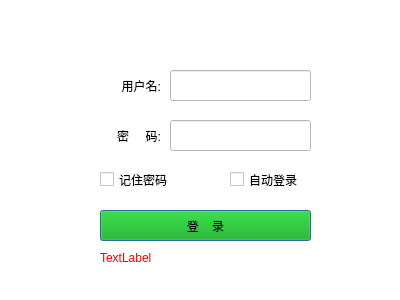
Before: the Qt Designer form ui/login.ui in liuxiansheng0501/TongmingClient, drawn with Qt 5.
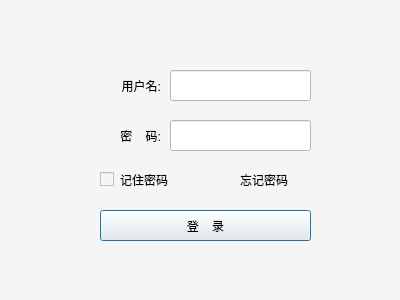
After: the same form once the commit is applied. Icons and pictures are not drawn.

```diff
--- a/ui/login.ui
+++ b/ui/login.ui
@@ -10,15 +10,22 @@
     <height>300</height>
    </rect>
   </property>
+  <property name="focusPolicy">
+   <enum>Qt::NoFocus</enum>
+  </property>
   <property name="windowTitle">
-   <string>北京同明眼科专家</string>
+   <string>儿童眼保健检查系统</string>
   </property>
   <property name="windowIcon">
    <iconset>
     <normaloff>../../../../../myself/项目/朱总(北京同明眼科)/png/timg.jpg</normaloff>../../../../../myself/项目/朱总(北京同明眼科)/png/timg.jpg</iconset>
   </property>
+  <property name="toolTip">
+   <string>请联系本医院管理员</string>
+  </property>
   <property name="styleSheet">
-   <string notr="true">background-color: rgb(255, 255, 255);</string>
+   <string notr="true">background-color: rgb(245, 245, 245);
+border-color: rgb(245, 245, 245);</string>
   </property>
   <widget class="QLabel" name="username">
    <property name="geometry">
@@ -30,7 +37,7 @@
     </rect>
    </property>
    <property name="styleSheet">
-    <string notr="true">font: 12pt &quot;Agency FB&quot;;</string>
+    <string notr="true">font: 12pt &quot;华文楷体&quot;;</string>
    </property>
    <property name="text">
     <string>用户名:</string>
@@ -49,10 +56,10 @@
     </rect>
    </property>
    <property name="styleSheet">
-    <string notr="true">font: 12pt &quot;Agency FB&quot;;</string>
+    <string notr="true">font: 12pt &quot;华文楷体&quot;;</string>
    </property>
    <property name="text">
-    <string>密     码:</string>
+    <string>密    码:</string>
    </property>
    <property name="alignment">
     <set>Qt::AlignRight|Qt::AlignTrailing|Qt::AlignVCenter</set>
@@ -67,6 +74,10 @@
      <height>31</height>
     </rect>
    </property>
+   <property name="styleSheet">
+    <string notr="true">background-color: rgb(255, 255, 255);
+font: 12pt &quot;Times New Roman&quot;;</string>
+   </property>
   </widget>
   <widget class="QLineEdit" name="input_passwd">
    <property name="geometry">
@@ -77,6 +88,12 @@
      <height>31</height>
     </rect>
    </property>
+   <property name="styleSheet">
+    <string notr="true">font: 12pt &quot;Times New Roman&quot;;background-color: rgb(255, 255, 255);</string>
+   </property>
+   <property name="echoMode">
+    <enum>QLineEdit::Password</enum>
+   </property>
   </widget>
   <widget class="QPushButton" name="btn_login">
    <property name="geometry">
@@ -88,8 +105,8 @@
     </rect>
    </property>
    <property name="styleSheet">
-    <string notr="true">font: 12pt &quot;Agency FB&quot;;
-background-color: rgb(0, 170, 0);</string>
+    <string notr="true">font: 12pt &quot;华文楷体&quot;;
+background-color: rgb(245, 245, 245);</string>
    </property>
    <property name="text">
     <string>登    录</string>
@@ -104,37 +121,43 @@
      <height>19</height>
     </rect>
    </property>
+   <property name="styleSheet">
+    <string notr="true">font: 10pt &quot;华文楷体&quot;;</string>
+   </property>
    <property name="text">
     <string>记住密码</string>
    </property>
   </widget>
-  <widget class="QCheckBox" name="checkBox_auto_login">
-   <property name="geometry">
-    <rect>
-     <x>230</x>
-     <y>170</y>
-     <width>91</width>
-     <height>19</height>
-    </rect>
-   </property>
-   <property name="text">
-    <string>自动登录</string>
-   </property>
-  </widget>
   <widget class="QLabel" name="label_login_tips">
    <property name="geometry">
     <rect>
-     <x>100</x>
+     <x>110</x>
      <y>250</y>
-     <width>211</width>
-     <height>16</height>
+     <width>201</width>
+     <height>20</height>
     </rect>
    </property>
    <property name="styleSheet">
     <string notr="true">color: rgb(255, 0, 0);</string>
    </property>
    <property name="text">
-    <string>TextLabel</string>
+    <string/>
+   </property>
+  </widget>
+  <widget class="QLabel" name="label">
+   <property name="geometry">
+    <rect>
+     <x>240</x>
+     <y>172</y>
+     <width>72</width>
+     <height>15</height>
+    </rect>
+   </property>
+   <property name="styleSheet">
+    <string notr="true">font: 10pt &quot;华文楷体&quot;;</string>
+   </property>
+   <property name="text">
+    <string>忘记密码</string>
    </property>
   </widget>
  </widget>
```
